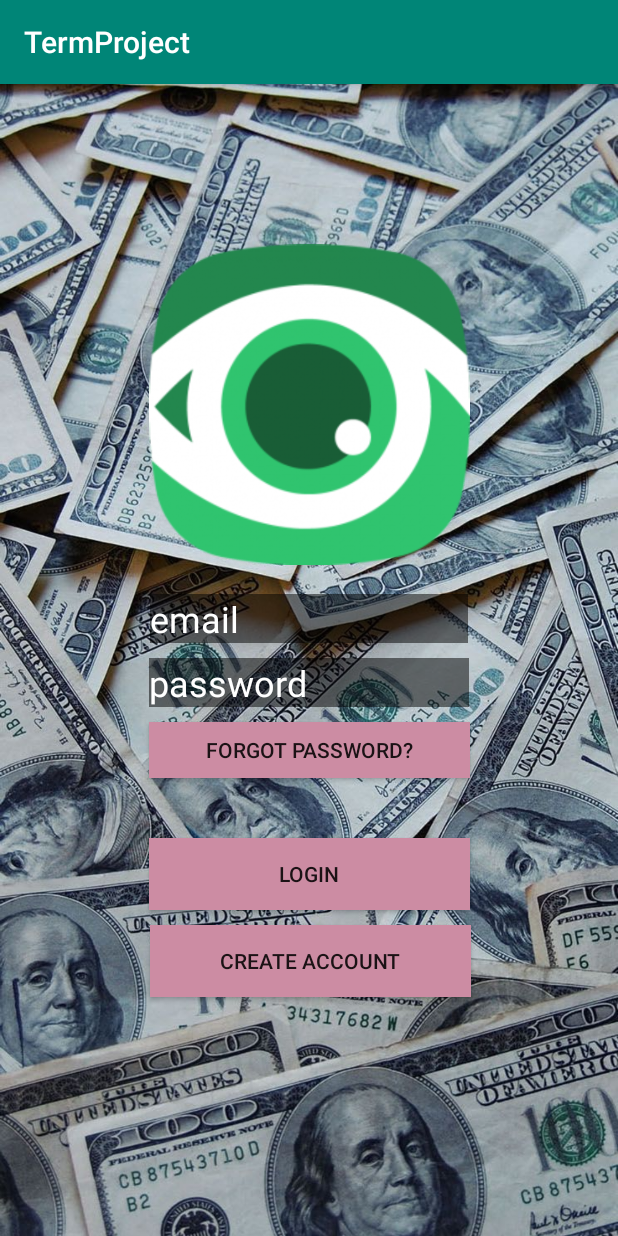
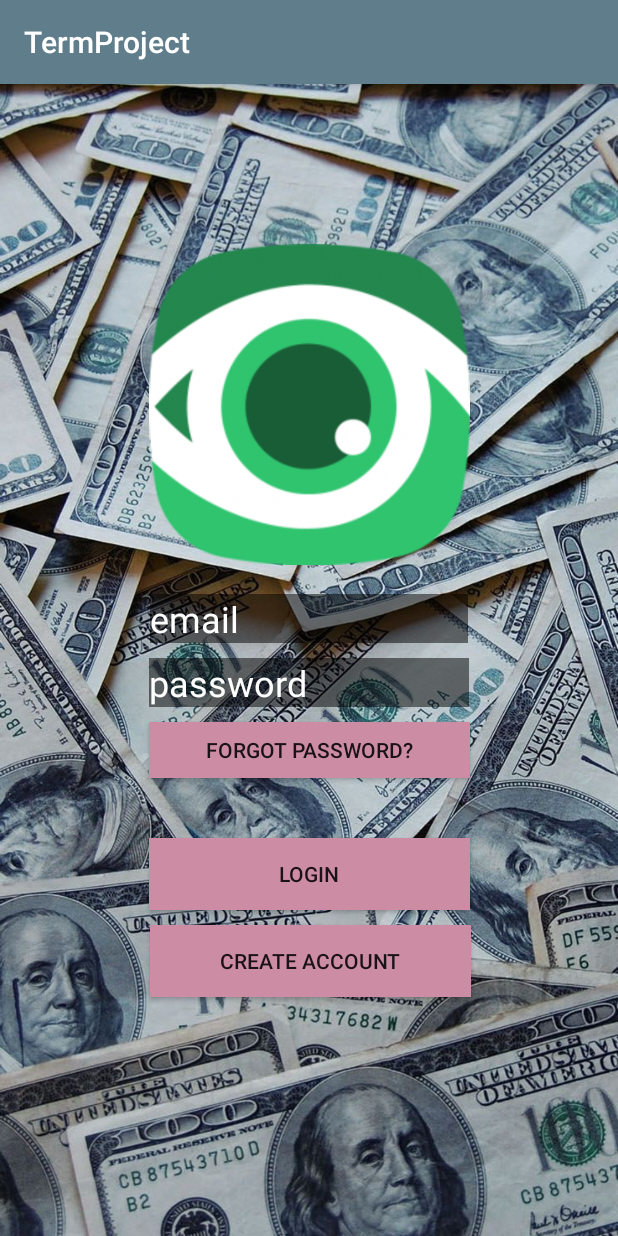
Before and after one commit to MinNamgung/Team2TermProject, an Android app: the screen it shows after launch (MainActivity), on a phone screen of 412 x 824 dp. Run offline under Robolectric (Android 15) with nearby library versions, the phone set to English and light mode, and no system bars.

Commit message:
Updated MainActivity to link login button to List activity. Added ListActivity.class, Subscription.class, SubscriptionListAdapter.class, activity_list.xml, adapter_view_layout.xml

```diff
--- a/app/build.gradle
+++ b/app/build.gradle
@@ -16,6 +16,10 @@ android {
             proguardFiles getDefaultProguardFile('proguard-android-optimize.txt'), 'proguard-rules.pro'
         }
     }
+
+    dataBinding {
+        enabled = true
+    }
 }
 
 dependencies {
--- a/app/src/main/AndroidManifest.xml
+++ b/app/src/main/AndroidManifest.xml
@@ -9,6 +9,7 @@
         android:roundIcon="@mipmap/ic_launcher_round"
         android:supportsRtl="true"
         android:theme="@style/AppTheme">
+        <activity android:name=".ListActivity"></activity>
         <activity android:name=".MainActivity">
             <intent-filter>
                 <action android:name="android.intent.action.MAIN" />
--- a/app/src/main/java/com/team/termproject/MainActivity.java
+++ b/app/src/main/java/com/team/termproject/MainActivity.java
@@ -1,13 +1,31 @@
 package com.team.termproject;
 
+import android.content.Intent;
 import android.support.v7.app.AppCompatActivity;
 import android.os.Bundle;
+import android.view.View;
+import android.widget.Button;
+
 
 public class MainActivity extends AppCompatActivity {
+    private Button button;
 
     @Override
     protected void onCreate(Bundle savedInstanceState) {
         super.onCreate(savedInstanceState);
         setContentView(R.layout.activity_main);
+
+        button = (Button) findViewById(R.id.loginBtn);
+        button.setOnClickListener(new View.OnClickListener(){
+            @Override
+            public void onClick(View v){
+                openListActivity();
+            }
+        });
+    }
+
+    public void openListActivity(){
+        Intent intent = new Intent(MainActivity.this, ListActivity.class);
+        startActivity(intent);
     }
 }
--- a/app/src/main/res/values/colors.xml
+++ b/app/src/main/res/values/colors.xml
@@ -1,8 +1,8 @@
 <?xml version="1.0" encoding="utf-8"?>
 <resources>
-    <color name="colorPrimary">#008577</color>
-    <color name="colorPrimaryDark">#00574B</color>
-    <color name="colorAccent">#D81B60</color>
+    <color name="colorPrimary">#607D8B</color>
+    <color name="colorPrimaryDark">#37474f</color>
+    <color name="colorAccent">#CFD6DC</color>
 
     <!-- New default colors -->
     <color name="colorPrimary2">#2e0085</color>
--- a/build.gradle
+++ b/build.gradle
@@ -7,7 +7,7 @@ buildscript {
 
     }
     dependencies {
-        classpath 'com.android.tools.build:gradle:3.3.2'
+        classpath 'com.android.tools.build:gradle:3.4.0'
 
         // NOTE: Do not place your application dependencies here; they belong
         // in the individual module build.gradle files
```
Also changed, not shown: gradle/wrapper/gradle-wrapper.properties.
